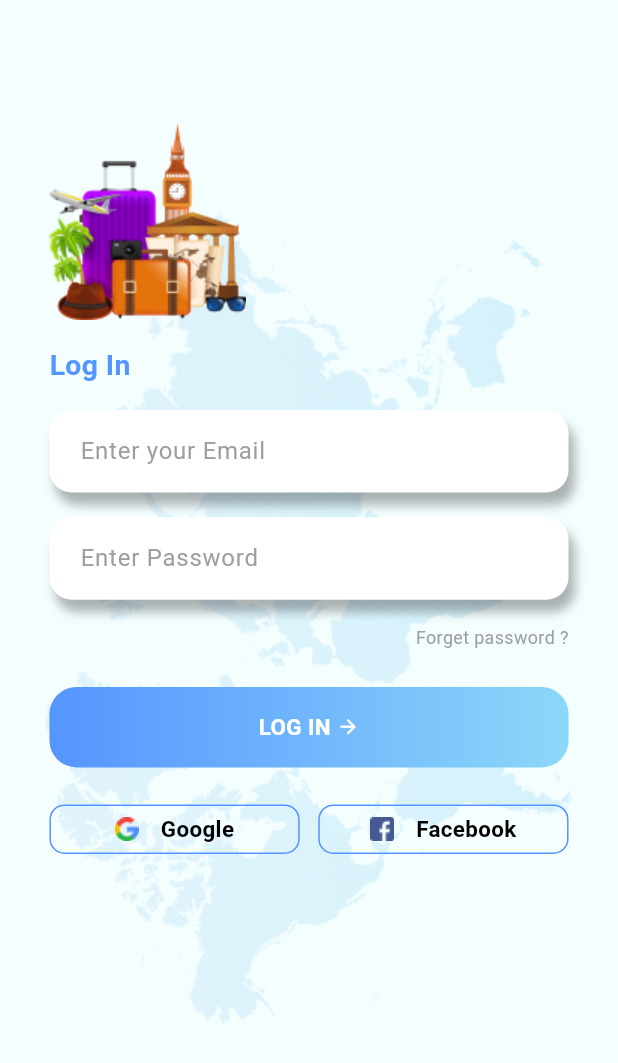
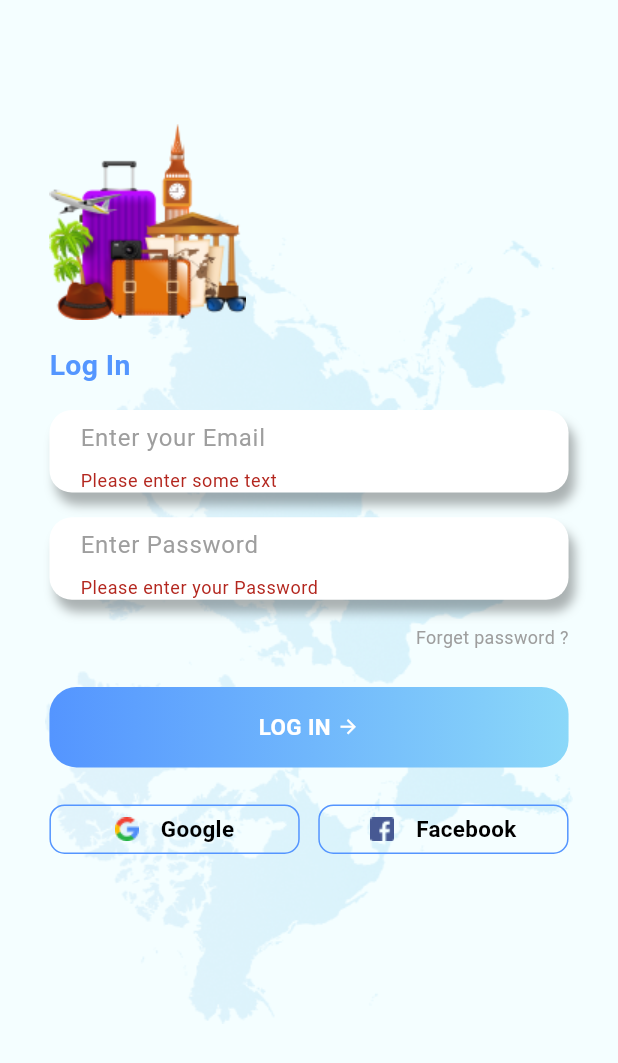
Before and after one commit to princymiracle/travelapp, a Flutter app: the LoginScreen screen opened by its route, after a tap on "LOG IN", on a phone screen of 412 x 824 dp. Shown: the top 1063 px of the screen. Run offline on Flutter 3.47's test engine with Material 3 defaults, Android fonts, the phone set to English and light mode, and no system bars; our stand-ins replace flutter_sizer, get, otp_text_field, table_calendar; missing offline and left inert: dart:html.

Commit message:
init commit

```diff
--- a/lib/Custom_Elements/Elements/CustomTextFiled.dart
+++ b/lib/Custom_Elements/Elements/CustomTextFiled.dart
@@ -18,7 +18,6 @@ class CustomTextFiled extends StatelessWidget {
   TextStyle? hintStyle;
   EdgeInsets? contentPadding;
   double? radius;
-//  Function? validator;
   FormFieldValidator<String>? validator;
 
   CustomTextFiled({
@@ -33,8 +32,7 @@ class CustomTextFiled extends StatelessWidget {
     this.hintStyle,
     this.contentPadding,
     this.radius = 15,
-     this.validator
-   // this.validator,
+     this.validator,
   });
 
   @override
--- a/lib/Routes/Routes.dart
+++ b/lib/Routes/Routes.dart
@@ -9,5 +9,6 @@ class Routes {
   static const newpass = '/newpass';
   static const registersucces = '/registersucces';
 
+  static const homepage = '/homepage';
 
 }
--- a/lib/Routes/Screens.dart
+++ b/lib/Routes/Screens.dart
@@ -2,6 +2,7 @@ import 'package:get/get.dart';
 import 'package:travelapp/Screens/CreateNewPassword_Screen.dart';
 import 'package:travelapp/Screens/Forget_Password.dart';
 import 'package:travelapp/Screens/Forget_Password_otp.dart';
+import 'package:travelapp/Screens/Home/Home_Page.dart';
 import 'package:travelapp/Screens/RegisterSucces.dart';
 import 'package:travelapp/Screens/Signup_Screen.dart';
 import '../Screens/Login_Screen.dart';
@@ -21,5 +22,7 @@ class Screens {
     GetPage(name: Routes.newpass, page: () => NewPassword(),),
     GetPage(name: Routes.registersucces, page: () => RegisterSucces(),),
 
+    GetPage(name: Routes.homepage, page: () => HomePage(),),
+
   ];
 }
--- a/lib/Screens/Forget_Password_otp.dart
+++ b/lib/Screens/Forget_Password_otp.dart
@@ -1,7 +1,10 @@
+import 'dart:html';
+
 import 'package:flutter/cupertino.dart';
 import 'package:flutter/material.dart';
 import 'package:flutter_sizer/flutter_sizer.dart';
 import 'package:get/get.dart';
+import 'package:get/get_connect/http/src/utils/utils.dart';
 import 'package:get/get_core/src/get_main.dart';
 import 'package:otp_text_field/otp_field.dart';
 import 'package:otp_text_field/otp_field_style.dart';
@@ -98,6 +101,7 @@ class FPotp extends StatelessWidget {
                           outlineBorderRadius: 10,
                           onChanged: (value) {},
                           width: double.infinity,
+
                         ),
                       ),
 
--- a/lib/Screens/Login_Screen.dart
+++ b/lib/Screens/Login_Screen.dart
@@ -12,13 +12,22 @@ import '../Custom_Elements/Elements/Custom_Styles.dart';
 import '../Routes/Routes.dart';
 import 'Auth/Auth_Controller.dart';
 
+
+
 class LoginScreen extends StatelessWidget {
   LoginScreen({super.key});
 
   AuthController authContoller=Get.put(AuthController());
 
-  final GlobalKey<FormState> _Key = new GlobalKey<FormState>();
-
+  // String? validateEmail(String? email){
+  //   RegExp emailRegex = RegExp(r'^[\w\.-]+@[\w-]+\.\w{2,3}(\.\w{2,3})?$');
+  //   final isEmailValid = emailRegex.hasMatch(email ?? '');
+  //   if (!isEmailValid){
+  //     return 'Please enter a valid email';
+  //   }
+  //   return null;
+  // }
+  final _formKey = GlobalKey<FormState>();
 
   @override
   Widget build(BuildContext context) {
@@ -38,7 +47,8 @@ class LoginScreen extends StatelessWidget {
                     left: 8.w,
                     right: 8.w,
                   ),
-                  key: _Key,
+                  child: Form(
+                    key: _formKey,
                     child: Column(
                       crossAxisAlignment: CrossAxisAlignment.start,
                       children: [
@@ -56,26 +66,27 @@ class LoginScreen extends StatelessWidget {
                           controller: authContoller.logemailController,
                           hintext: AppString.Enteryouremail,
                           validator: (value) {
-                          if(value==null || value.isEmpty){
-                            return 'Please Enter your Email';
+                            if( value == null || value.isEmpty){
+                              return 'Please enter some text';
                             }
                             return null;
-                        },
+                          }
                         ),
                         CustomTextFiled(
                           controller: authContoller.logpassController,
                           hintext: AppString.Enterpassword,
                             validator: (value) {
-                          if(value==null || value.isEmpty){
-                            return 'Provide Password';
-                          }
-                          else if(value.length<8){
-                            return 'Min Length is 8';
+                              if( value == null || value.isEmpty){
+                                return 'Please enter your Password';
                               }
                               return null;
+                            }
+                        ),
+                        InkWell(
+                          onTap: () {
+                            Get.toNamed(Routes.forgetpassword);
                             },
-                      ),
-                      Align(
+                          child: Align(
                             alignment: Alignment.bottomRight,
                             child: Padding(
                               padding:  EdgeInsets.only(top: 2.h,bottom: 3.h),
@@ -88,10 +99,14 @@ class LoginScreen extends StatelessWidget {
                               ),
                             ),
                           ),
+                        ),
                         InkWell(
                           onTap: () {
-                          if(_Key.currentState!.validate()) {
-                            Get.toNamed(Routes.signupScreen);
+                            if (_formKey.currentState!.validate()){
+                              Get.toNamed(Routes.homepage);
+                              // ScaffoldMessenger.of(context).showSnackBar(
+                              //   const SnackBar(content: Text("Processing Data ")),
+                              // );
                             }
                           },
                          // onTap: () => Get.toNamed(Routes.signupScreen),
@@ -180,6 +195,7 @@ class LoginScreen extends StatelessWidget {
                           ],
                         ),
                       ],
+                    ),
                   ),
                 ),
               ),
--- a/lib/Screens/Splash_2.dart
+++ b/lib/Screens/Splash_2.dart
@@ -52,7 +52,9 @@ class SplashS2 extends StatelessWidget {
                 ),
               ),
               SizedBox(height: 3.h,),
-              CustomContainer(
+              InkWell(
+                onTap: () => Get.toNamed(Routes.signupScreen),
+                child: CustomContainer(
                   height: 6.5.h,
                   width: 85.w,
                   decoration: BoxDecoration(
@@ -74,6 +76,7 @@ class SplashS2 extends StatelessWidget {
                     ]
                   ),
                 ),
+              ),
             ],
           ),
         ),
```
Also changed, not shown: lib/Screens/CreateNewPassword_Screen.dart (+23 -1 lines), lib/Screens/Forget_Password.dart (+17 -1 lines), lib/Screens/Home/Home_Page.dart (added, +14 -0 lines), lib/Screens/Signup_Screen.dart (+36 -3 lines). Lines whose indentation alone changed are shown as unchanged.
